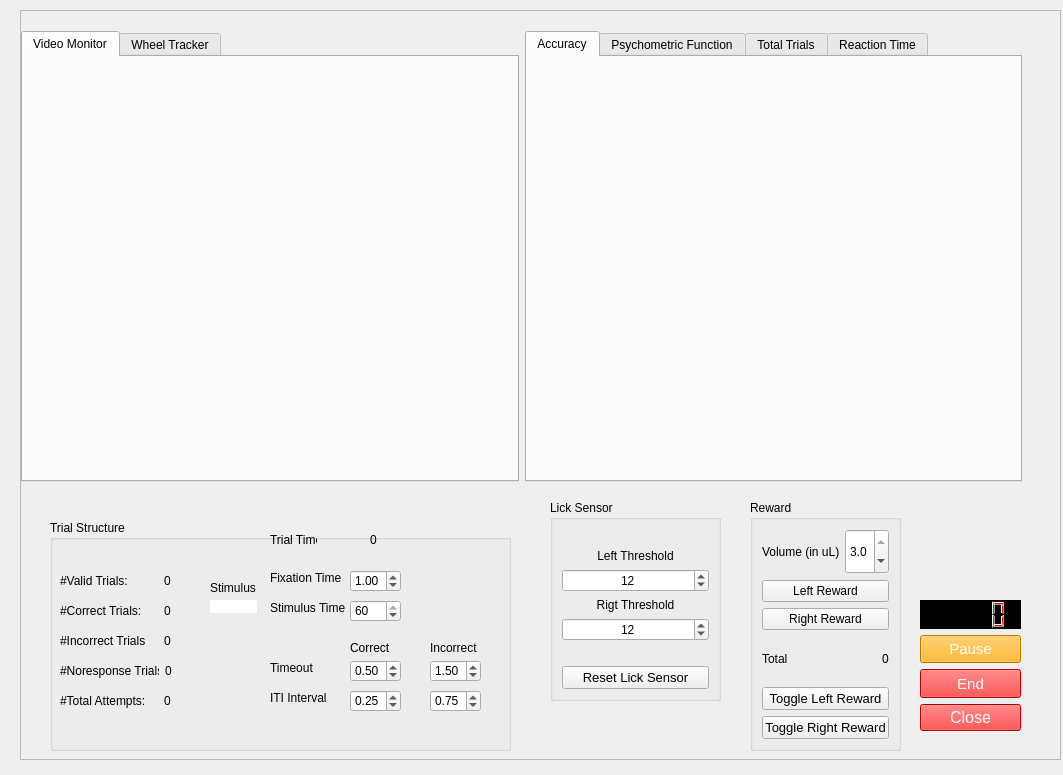
Qt form protocols/random_dot_motion/gui/rdk_rig.ui (vaibrainium/NeuRPi) before a commit.
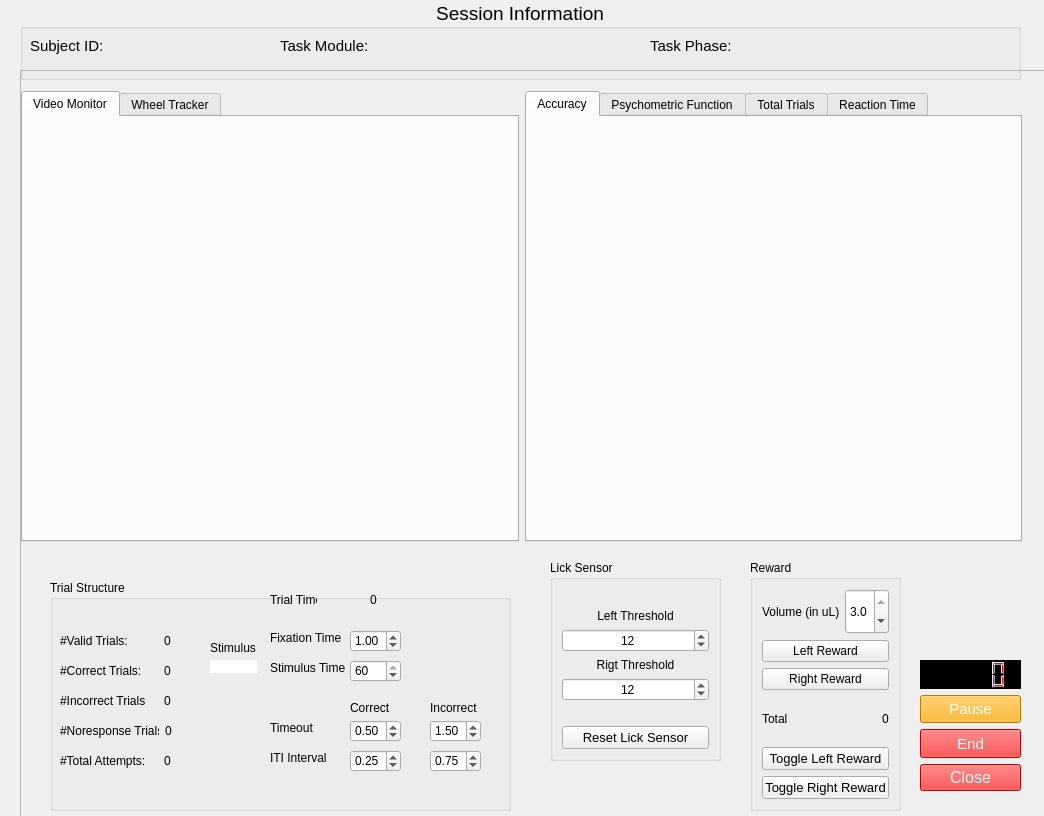
The same form after that commit. Custom widgets are drawn as their Qt base class.

Commit message: improvement on task gui display

Diff of the .ui file:
```diff
--- a/protocols/random_dot_motion/gui/rdk_rig.ui
+++ b/protocols/random_dot_motion/gui/rdk_rig.ui
@@ -6,8 +6,8 @@
    <rect>
     <x>0</x>
     <y>0</y>
-    <width>1063</width>
-    <height>775</height>
+    <width>1044</width>
+    <height>816</height>
    </rect>
   </property>
   <property name="windowTitle">
@@ -17,7 +17,7 @@
    <property name="geometry">
     <rect>
      <x>20</x>
-     <y>10</y>
+     <y>70</y>
      <width>1041</width>
      <height>750</height>
     </rect>
@@ -906,7 +906,7 @@
    <property name="geometry">
     <rect>
      <x>550</x>
-     <y>500</y>
+     <y>560</y>
      <width>171</width>
      <height>201</height>
     </rect>
@@ -961,16 +961,16 @@
          <number>0</number>
         </property>
         <property name="minimum">
-         <double>1</double>
+         <double>1.000000000000000</double>
         </property>
         <property name="maximum">
-         <double>255</double>
+         <double>255.000000000000000</double>
         </property>
         <property name="singleStep">
          <double>1</double>
         </property>
         <property name="value">
-         <double>12</double>
+         <double>12.000000000000000</double>
         </property>
        </widget>
       </item>
@@ -999,16 +999,16 @@
          <number>0</number>
         </property>
         <property name="minimum">
-         <double>1</double>
+         <double>1.000000000000000</double>
         </property>
         <property name="maximum">
-         <double>255</double>
+         <double>255.000000000000000</double>
         </property>
         <property name="singleStep">
          <double>1</double>
         </property>
         <property name="value">
-         <double>12</double>
+         <double>12.000000000000000</double>
         </property>
        </widget>
       </item>
@@ -1045,6 +1045,141 @@
     </item>
    </layout>
   </widget>
+  <widget class="QGroupBox" name="groupBox">
+   <property name="geometry">
+    <rect>
+     <x>20</x>
+     <y>0</y>
+     <width>1001</width>
+     <height>80</height>
+    </rect>
+   </property>
+   <property name="font">
+    <font>
+     <pointsize>14</pointsize>
+    </font>
+   </property>
+   <property name="title">
+    <string>Session Information</string>
+   </property>
+   <property name="alignment">
+    <set>Qt::AlignCenter</set>
+   </property>
+   <property name="flat">
+    <bool>false</bool>
+   </property>
+   <widget class="QLabel" name="label">
+    <property name="geometry">
+     <rect>
+      <x>10</x>
+      <y>30</y>
+      <width>81</width>
+      <height>31</height>
+     </rect>
+    </property>
+    <property name="font">
+     <font>
+      <pointsize>11</pointsize>
+     </font>
+    </property>
+    <property name="text">
+     <string>Subject ID:</string>
+    </property>
+   </widget>
+   <widget class="QLabel" name="label_2">
+    <property name="geometry">
+     <rect>
+      <x>260</x>
+      <y>30</y>
+      <width>111</width>
+      <height>31</height>
+     </rect>
+    </property>
+    <property name="font">
+     <font>
+      <pointsize>11</pointsize>
+     </font>
+    </property>
+    <property name="text">
+     <string>Task Module:</string>
+    </property>
+   </widget>
+   <widget class="QLabel" name="task_phase">
+    <property name="geometry">
+     <rect>
+      <x>720</x>
+      <y>40</y>
+      <width>281</width>
+      <height>20</height>
+     </rect>
+    </property>
+    <property name="font">
+     <font>
+      <pointsize>11</pointsize>
+      <underline>true</underline>
+     </font>
+    </property>
+    <property name="text">
+     <string/>
+    </property>
+   </widget>
+   <widget class="QLabel" name="label_3">
+    <property name="geometry">
+     <rect>
+      <x>630</x>
+      <y>30</y>
+      <width>81</width>
+      <height>31</height>
+     </rect>
+    </property>
+    <property name="font">
+     <font>
+      <pointsize>11</pointsize>
+     </font>
+    </property>
+    <property name="text">
+     <string>Task Phase:</string>
+    </property>
+   </widget>
+   <widget class="QLabel" name="subject_id">
+    <property name="geometry">
+     <rect>
+      <x>90</x>
+      <y>40</y>
+      <width>151</width>
+      <height>20</height>
+     </rect>
+    </property>
+    <property name="font">
+     <font>
+      <pointsize>11</pointsize>
+      <underline>true</underline>
+     </font>
+    </property>
+    <property name="text">
+     <string/>
+    </property>
+   </widget>
+   <widget class="QLabel" name="task_module">
+    <property name="geometry">
+     <rect>
+      <x>360</x>
+      <y>40</y>
+      <width>251</width>
+      <height>16</height>
+     </rect>
+    </property>
+    <property name="font">
+     <font>
+      <pointsize>11</pointsize>
+      <underline>true</underline>
+     </font>
+    </property>
+    <property name="text">
+     <string/>
+    </property>
+   </widget>
+  </widget>
  </widget>
  <customwidgets>
   <customwidget>
```
Left out of the diff: 4 changed lines with no effect on the pictures. The commit also changes 4 other files.
